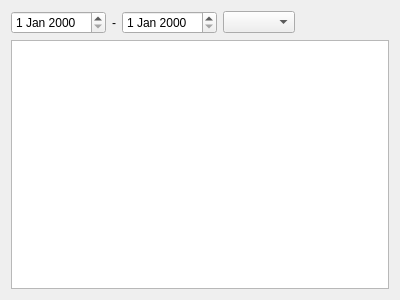
The window that kitupiikki/selaus/selauswg.ui (artoh/kitupiikki) describes before a commit, drawn with Qt 5.
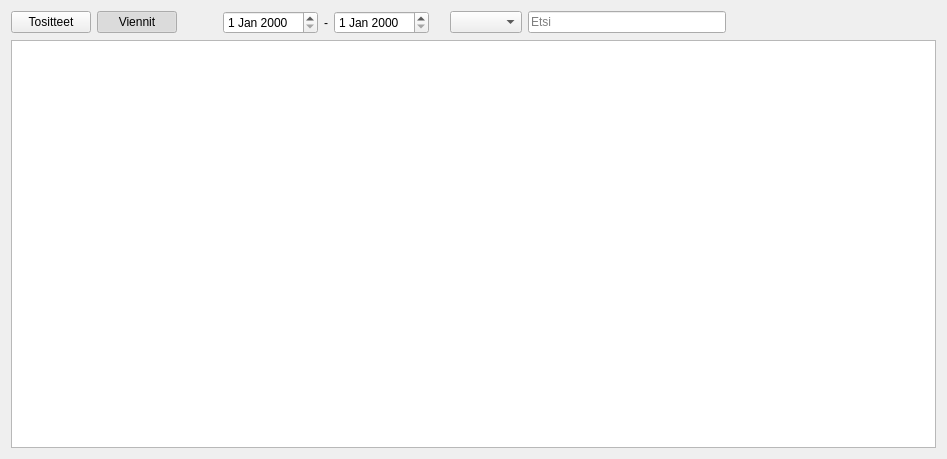
The same window after the commit.

Commit message: Selauksessa myös tositteet

```diff
--- a/kitupiikki/selaus/selauswg.ui
+++ b/kitupiikki/selaus/selauswg.ui
@@ -6,8 +6,8 @@
    <rect>
     <x>0</x>
     <y>0</y>
-    <width>400</width>
-    <height>300</height>
+    <width>947</width>
+    <height>459</height>
    </rect>
   </property>
   <property name="windowTitle">
@@ -16,6 +16,45 @@
   <layout class="QVBoxLayout" name="verticalLayout">
    <item>
     <layout class="QHBoxLayout" name="horizontalLayout">
+     <item>
+      <widget class="QPushButton" name="tosittetBtn">
+       <property name="text">
+        <string>Tositteet</string>
+       </property>
+       <property name="checkable">
+        <bool>true</bool>
+       </property>
+      </widget>
+     </item>
+     <item>
+      <widget class="QPushButton" name="viennitBtn">
+       <property name="text">
+        <string>Viennit</string>
+       </property>
+       <property name="checkable">
+        <bool>true</bool>
+       </property>
+       <property name="checked">
+        <bool>true</bool>
+       </property>
+      </widget>
+     </item>
+     <item>
+      <spacer name="horizontalSpacer_2">
+       <property name="orientation">
+        <enum>Qt::Horizontal</enum>
+       </property>
+       <property name="sizeType">
+        <enum>QSizePolicy::Maximum</enum>
+       </property>
+       <property name="sizeHint" stdset="0">
+        <size>
+         <width>40</width>
+         <height>20</height>
+        </size>
+       </property>
+      </spacer>
+     </item>
      <item>
       <widget class="QDateEdit" name="alkuEdit">
        <property name="calendarPopup">
@@ -37,9 +76,45 @@
        </property>
       </widget>
      </item>
+     <item>
+      <spacer name="horizontalSpacer_3">
+       <property name="orientation">
+        <enum>Qt::Horizontal</enum>
+       </property>
+       <property name="sizeType">
+        <enum>QSizePolicy::Maximum</enum>
+       </property>
+       <property name="sizeHint" stdset="0">
+        <size>
+         <width>15</width>
+         <height>20</height>
+        </size>
+       </property>
+      </spacer>
+     </item>
      <item>
       <widget class="QComboBox" name="tiliCombo"/>
      </item>
+     <item>
+      <widget class="QLineEdit" name="etsiEdit">
+       <property name="placeholderText">
+        <string>Etsi</string>
+       </property>
+      </widget>
+     </item>
+     <item>
+      <spacer name="horizontalSpacer">
+       <property name="orientation">
+        <enum>Qt::Horizontal</enum>
+       </property>
+       <property name="sizeHint" stdset="0">
+        <size>
+         <width>40</width>
+         <height>20</height>
+        </size>
+       </property>
+      </spacer>
+     </item>
      <item>
       <widget class="QLabel" name="summaLabel">
        <property name="text">
@@ -47,19 +122,6 @@
        </property>
       </widget>
      </item>
-     <item>
-      <spacer name="horizontalSpacer">
-       <property name="orientation">
-        <enum>Qt::Horizontal</enum>
-       </property>
-       <property name="sizeHint" stdset="0">
-        <size>
-         <width>40</width>
-         <height>20</height>
-        </size>
-       </property>
-      </spacer>
-     </item>
     </layout>
    </item>
    <item>
```
The commit also changes 7 other files.
